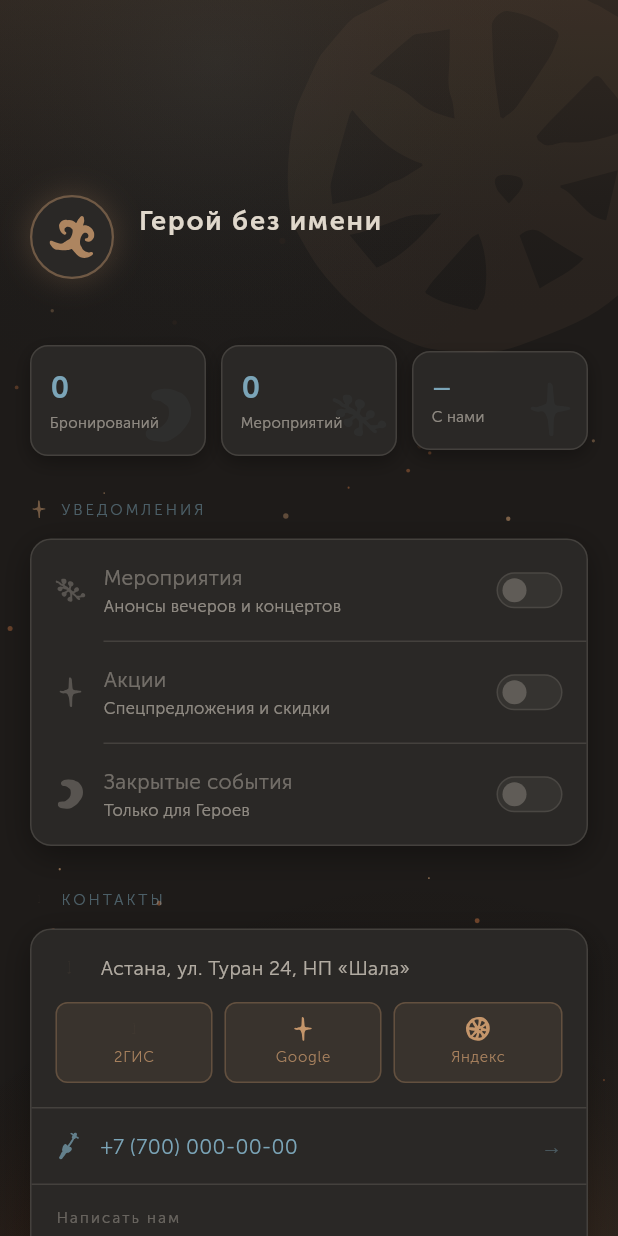
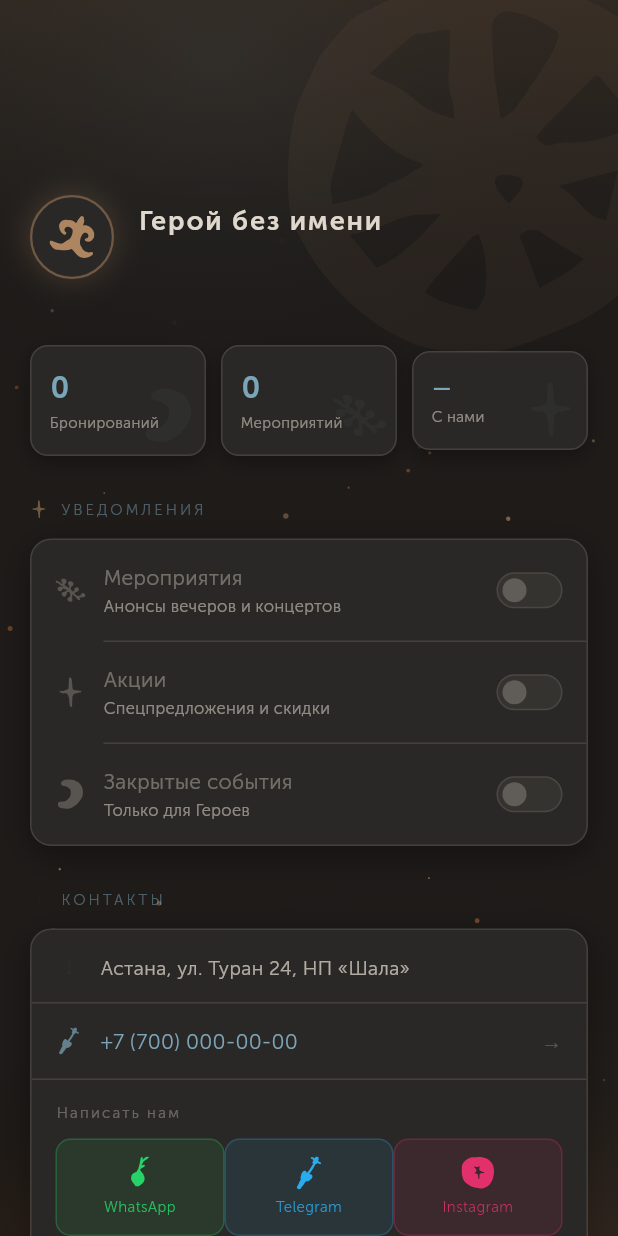
Before and after one commit to PannoApp/Panno, a Flutter app: the ProfileScreen screen opened directly, on a phone screen of 412 x 824 dp. Run offline on Flutter 3.47's test engine with Material 3 defaults, Android fonts, the phone set to English and light mode, and no system bars; drawn by our look-alikes of flutter_animate; our stand-ins replace cached_network_image, dio, firebase_core, firebase_messaging, flutter_secure_storage, flutter_svg and 3 more; accounts and stored records are empty; generated files the repository leaves out were written again; network calls fail; statements that could not run were skipped.

Commit message:
fix: replace hardcoded map/legal/deposit data with CoreInfo API fields

```diff
--- a/lib/core/profile_data.dart
+++ b/lib/core/profile_data.dart
@@ -50,27 +50,8 @@
 }
 
 const kRestaurantAddress = 'Астана, ул. Туран 24, НП «Шала»';
-const kRestaurantCoords = '51.128207,71.430544'; // заглушка — уточнить с рестораном
 const kRestaurantPhone = '+7 (700) 000-00-00';
 const kRestaurantVersion = '1.0.0 (build 1)';
-
-const kMapTargets = [
-  MapTarget(
-    label: '2ГИС',
-    url: 'https://2gis.ru/astana/geo/$kRestaurantCoords',
-    totemAsset: 'assets/images/splash_path (1).svg',
-  ),
-  MapTarget(
-    label: 'Google',
-    url: 'https://maps.google.com/?q=$kRestaurantCoords',
-    totemAsset: 'assets/images/star_totem (1).svg',
-  ),
-  MapTarget(
-    label: 'Яндекс',
-    url: 'yandexmaps://maps.yandex.ru/?pt=$kRestaurantCoords&z=16',
-    totemAsset: 'assets/images/wheel_totem (1).svg',
-  ),
-];
 
 class Messenger {
   const Messenger({
--- a/lib/screens/booking_screen.dart
+++ b/lib/screens/booking_screen.dart
@@ -393,7 +393,8 @@
                                   const SizedBox(width: 10),
                                   Expanded(
                                     child: Text(
-                                      'Для выбранного стола может потребоваться депозит. Менеджер направит вас на звонок.',
+                                      context.watch<CoreInfoProvider>().coreInfo?.bookingDepositNote
+                                          ?? 'Для выбранного стола может потребоваться депозит. Уточните у менеджера.',
                                       style: PiligrimTextStyles.caption.copyWith(
                                         color: PiligrimColors.sky.withValues(alpha: 0.85),
                                       ),
--- a/lib/screens/profile_screen.dart
+++ b/lib/screens/profile_screen.dart
@@ -190,6 +190,7 @@
                     // Юридическое + версия
                         _LegalFooter(
                           privacyUrl: coreInfo?.privacyPolicy,
+                          coreInfo: coreInfo,
                           onLaunch: _launch,
                         ),
                       ]),
@@ -820,6 +821,16 @@
     final phone = coreInfo?.phone.isNotEmpty == true
         ? coreInfo!.phone
         : kRestaurantPhone;
+    // Список карт — только те, у которых есть ссылка из CoreInfo
+    final mapLinks = [
+      if (coreInfo?.twogisLink != null)
+        (label: '2ГИС', url: coreInfo!.twogisLink!, asset: 'assets/images/splash_path (1).svg'),
+      if (coreInfo?.googleMapsLink != null)
+        (label: 'Google', url: coreInfo!.googleMapsLink!, asset: 'assets/images/star_totem (1).svg'),
+      if (coreInfo?.yandexMapsLink != null)
+        (label: 'Яндекс', url: coreInfo!.yandexMapsLink!, asset: 'assets/images/wheel_totem (1).svg'),
+    ];
+
     final messengers = coreInfo?.socialLinks.isNotEmpty == true
         ? coreInfo!.socialLinks
         : null;
@@ -858,15 +869,16 @@
             ),
           ),
 
-          // Кнопки карт
+          // Кнопки карт — скрываем если все ссылки null
+          if (mapLinks.isNotEmpty)
             Padding(
               padding: const EdgeInsets.fromLTRB(16, 0, 16, 16),
               child: Row(
-              children: kMapTargets.map((t) {
+                children: mapLinks.map((t) {
                   return Expanded(
                     child: Padding(
                       padding: EdgeInsets.only(
-                      right: t == kMapTargets.last ? 0 : 8,
+                        right: t == mapLinks.last ? 0 : 8,
                       ),
                       child: PiligrimTap(
                         borderRadius: BorderRadius.circular(8),
@@ -883,7 +895,7 @@
                           child: Column(
                             children: [
                               SvgPicture.asset(
-                              t.totemAsset,
+                                t.asset,
                                 width: 16,
                                 height: 16,
                                 colorFilter: const ColorFilter.mode(
@@ -1240,10 +1252,12 @@
   const _LegalFooter({
     required this.onLaunch,
     this.privacyUrl,
+    this.coreInfo,
   });
 
   final Future<void> Function(String url) onLaunch;
   final String? privacyUrl;
+  final CoreInfo? coreInfo;
 
   @override
   Widget build(BuildContext context) {
@@ -1270,21 +1284,25 @@
         _BrandCard(
           child: Column(
             children: [
+              if (coreInfo?.termsOfService != null) ...[
                 _LegalRow(
                   label: 'Пользовательское соглашение',
-                onTap: () => onLaunch('https://piligrim.kz/terms'),
+                  onTap: () => onLaunch(coreInfo!.termsOfService!),
                 ),
                 const Divider(height: 1, color: PiligrimColors.divider, indent: 16),
+              ],
               _LegalRow(
                 label: 'Политика конфиденциальности',
                 onTap: () => onLaunch(privacy),
               ),
+              if (coreInfo?.feedbackUrl != null) ...[
                 const Divider(height: 1, color: PiligrimColors.divider, indent: 16),
                 _LegalRow(
                   label: 'Обратная связь',
                   accent: true,
-                onTap: () => onLaunch('mailto:hello@piligrim.kz'),
+                  onTap: () => onLaunch(coreInfo!.feedbackUrl!),
                 ),
+              ],
             ],
           ),
         ),
```
Lines whose indentation alone changed are shown as unchanged.
